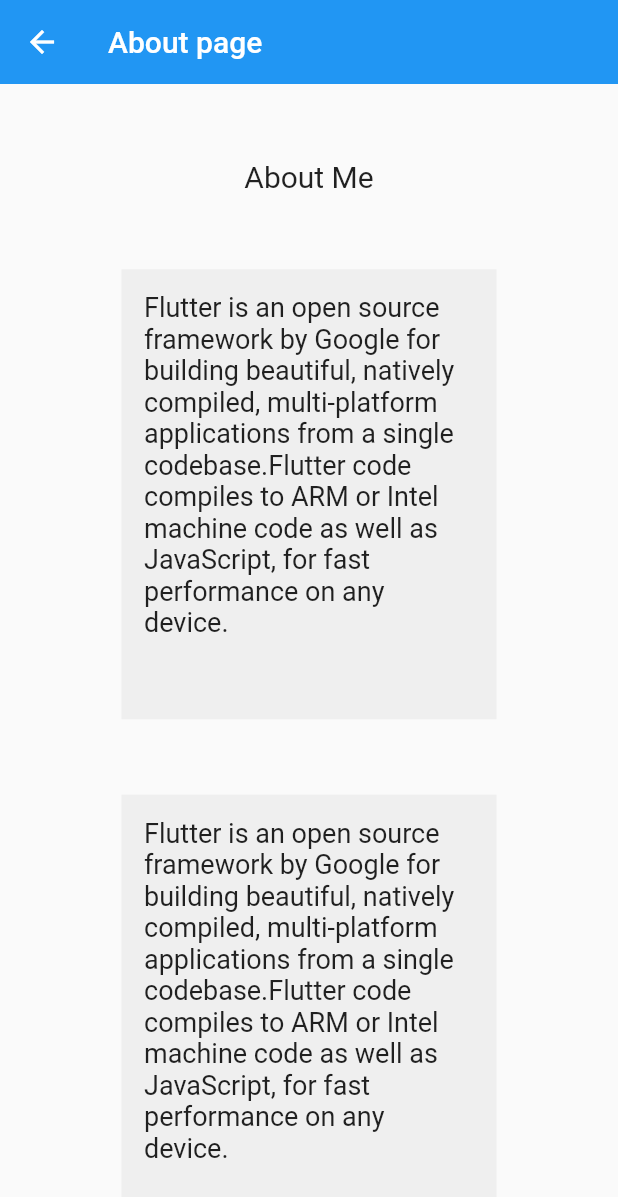
After one commit to ankitpsamrat/Flutter-packages, a Flutter app: the About screen opened directly, on a phone screen of 412 x 824 dp. The commit adds this screen. Shown: the top 1197 px of the screen. Run offline on Flutter 3.47's test engine with Material 2 defaults, Android fonts, the light colour scheme and no system bars; network calls fail.

Commit message:
first commit

```diff
--- /dev/null
+++ b/lib/about.dart
@@ -0,0 +1,63 @@
+// ignore_for_file: sized_box_for_whitespace
+
+import 'package:flutter/material.dart';
+
+class About extends StatelessWidget {
+  const About({Key? key}) : super(key: key);
+
+  @override
+  Widget build(BuildContext context) {
+    return Scaffold(
+      appBar: AppBar(
+        title: const Text('About page'),
+        elevation: 0,
+      ),
+      body: SingleChildScrollView(
+        child: SafeArea(
+          child: Container(
+            width: MediaQuery.of(context).size.width,
+            height: MediaQuery.of(context).size.height,
+            child: Column(
+              mainAxisAlignment: MainAxisAlignment.spaceEvenly,
+              children: <Widget>[
+                Row(
+                  mainAxisAlignment: MainAxisAlignment.center,
+                  children: const [
+                    Text(
+                      'About Me',
+                      style: TextStyle(fontSize: 20),
+                    ),
+                  ],
+                ),
+                Container(
+                  padding: const EdgeInsets.all(15),
+                  width: 250,
+                  height: 300,
+                  color: const Color.fromARGB(31, 158, 158, 158),
+                  child: const Text(
+                    'Flutter is an open source framework by Google for building beautiful, natively compiled, multi-platform applications from a single codebase.Flutter code compiles to ARM or Intel machine code as well as JavaScript, for fast performance on any device.',
+                    style: TextStyle(
+                      fontSize: 18,
+                    ),
+                  ),
+                ),
+                Container(
+                  padding: const EdgeInsets.all(15),
+                  width: 250,
+                  height: 300,
+                  color: const Color.fromARGB(31, 158, 158, 158),
+                  child: const Text(
+                    'Flutter is an open source framework by Google for building beautiful, natively compiled, multi-platform applications from a single codebase.Flutter code compiles to ARM or Intel machine code as well as JavaScript, for fast performance on any device.',
+                    style: TextStyle(
+                      fontSize: 18,
+                    ),
+                  ),
+                ),
+              ],
+            ),
+          ),
+        ),
+      ),
+    );
+  }
+}
```
Also changed, not shown: lib/main.dart (+8 -6 lines), lib/skill.dart (added, +117 -0 lines), lib/test1.dart (+41 -18 lines), lib/test4.dart (deleted, +0 -18 lines), lib/utils.dart (added, +15 -0 lines), pubspec.lock, 1 other file.
